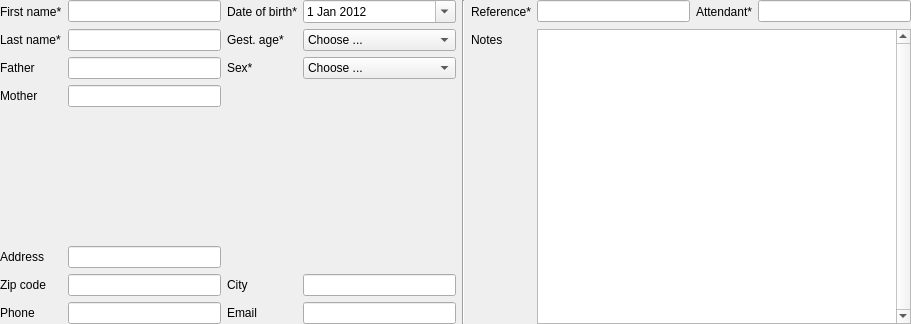
The window that ct_wizardlayout.ui (luizamici/caretoy) describes before a commit, drawn with Qt 5.
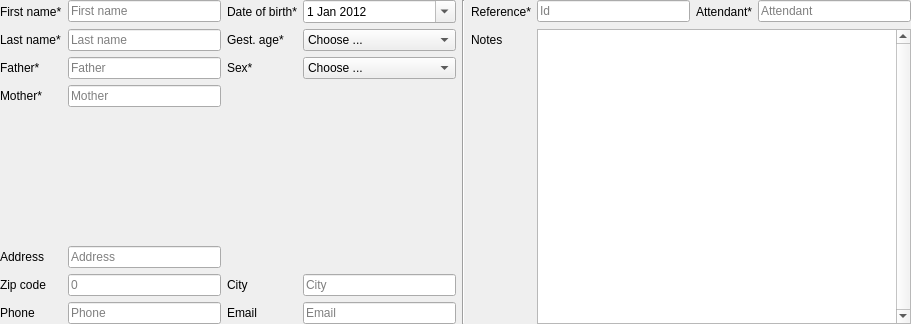
The same window after the commit.

```diff
--- a/ct_wizardlayout.ui
+++ b/ct_wizardlayout.ui
@@ -20,10 +20,18 @@
    <item>
     <layout class="QGridLayout" name="gridLayout">
      <item row="3" column="1">
-      <widget class="QLineEdit" name="qleParent_2"/>
+      <widget class="QLineEdit" name="qleParent_2">
+       <property name="placeholderText">
+        <string>Mother</string>
+       </property>
+      </widget>
      </item>
      <item row="2" column="1">
-      <widget class="QLineEdit" name="qleParent_1"/>
+      <widget class="QLineEdit" name="qleParent_1">
+       <property name="placeholderText">
+        <string>Father</string>
+       </property>
+      </widget>
      </item>
      <item row="0" column="4" rowspan="8">
       <widget class="Line" name="line">
@@ -33,7 +41,11 @@
       </widget>
      </item>
      <item row="7" column="1">
-      <widget class="QLineEdit" name="qlePhone"/>
+      <widget class="QLineEdit" name="qlePhone">
+       <property name="placeholderText">
+        <string>Phone</string>
+       </property>
+      </widget>
      </item>
      <item row="1" column="5">
       <widget class="QLabel" name="qlbNotes">
@@ -43,7 +55,11 @@
       </widget>
      </item>
      <item row="5" column="1">
-      <widget class="QLineEdit" name="qleAddress"/>
+      <widget class="QLineEdit" name="qleAddress">
+       <property name="placeholderText">
+        <string>Address</string>
+       </property>
+      </widget>
      </item>
      <item row="5" column="0">
       <widget class="QLabel" name="qlbAddress">
@@ -69,7 +85,11 @@
       </spacer>
      </item>
      <item row="7" column="3">
-      <widget class="QLineEdit" name="qleEmail"/>
+      <widget class="QLineEdit" name="qleEmail">
+       <property name="placeholderText">
+        <string>Email</string>
+       </property>
+      </widget>
      </item>
      <item row="0" column="7">
       <widget class="QLabel" name="qlbAttendant">
@@ -95,7 +115,7 @@
      <item row="3" column="0">
       <widget class="QLabel" name="qlbParent2">
        <property name="text">
-        <string>Mother</string>
+        <string>Mother*</string>
        </property>
       </widget>
      </item>
@@ -140,7 +160,11 @@
       </widget>
      </item>
      <item row="6" column="1">
-      <widget class="QLineEdit" name="qleZip_code"/>
+      <widget class="QLineEdit" name="qleZip_code">
+       <property name="placeholderText">
+        <string>0</string>
+       </property>
+      </widget>
      </item>
      <item row="0" column="1">
       <widget class="QLineEdit" name="qleFirstname">
@@ -150,10 +174,17 @@
          <verstretch>0</verstretch>
         </sizepolicy>
        </property>
+       <property name="placeholderText">
+        <string>First name</string>
+       </property>
       </widget>
      </item>
      <item row="6" column="3">
-      <widget class="QLineEdit" name="qleCity"/>
+      <widget class="QLineEdit" name="qleCity">
+       <property name="placeholderText">
+        <string>City</string>
+       </property>
+      </widget>
      </item>
      <item row="1" column="3">
       <widget class="QComboBox" name="qcbGest_age">
@@ -261,12 +292,16 @@
       </widget>
      </item>
      <item row="0" column="6">
-      <widget class="QLineEdit" name="qleId"/>
+      <widget class="QLineEdit" name="qleId">
+       <property name="placeholderText">
+        <string>Id</string>
+       </property>
+      </widget>
      </item>
      <item row="2" column="0">
       <widget class="QLabel" name="qlbParent1">
        <property name="text">
-        <string>Father</string>
+        <string>Father*</string>
        </property>
       </widget>
      </item>
@@ -278,7 +313,11 @@
       </widget>
      </item>
      <item row="1" column="1">
-      <widget class="QLineEdit" name="qleLastname"/>
+      <widget class="QLineEdit" name="qleLastname">
+       <property name="placeholderText">
+        <string>Last name</string>
+       </property>
+      </widget>
      </item>
      <item row="6" column="0">
       <widget class="QLabel" name="qlbZipcode">
@@ -295,7 +334,11 @@
       </widget>
      </item>
      <item row="0" column="8">
-      <widget class="QLineEdit" name="qleAttendant"/>
+      <widget class="QLineEdit" name="qleAttendant">
+       <property name="placeholderText">
+        <string>Attendant</string>
+       </property>
+      </widget>
      </item>
      <item row="0" column="3">
       <widget class="QDateEdit" name="qdeDate_of_birth">
```
